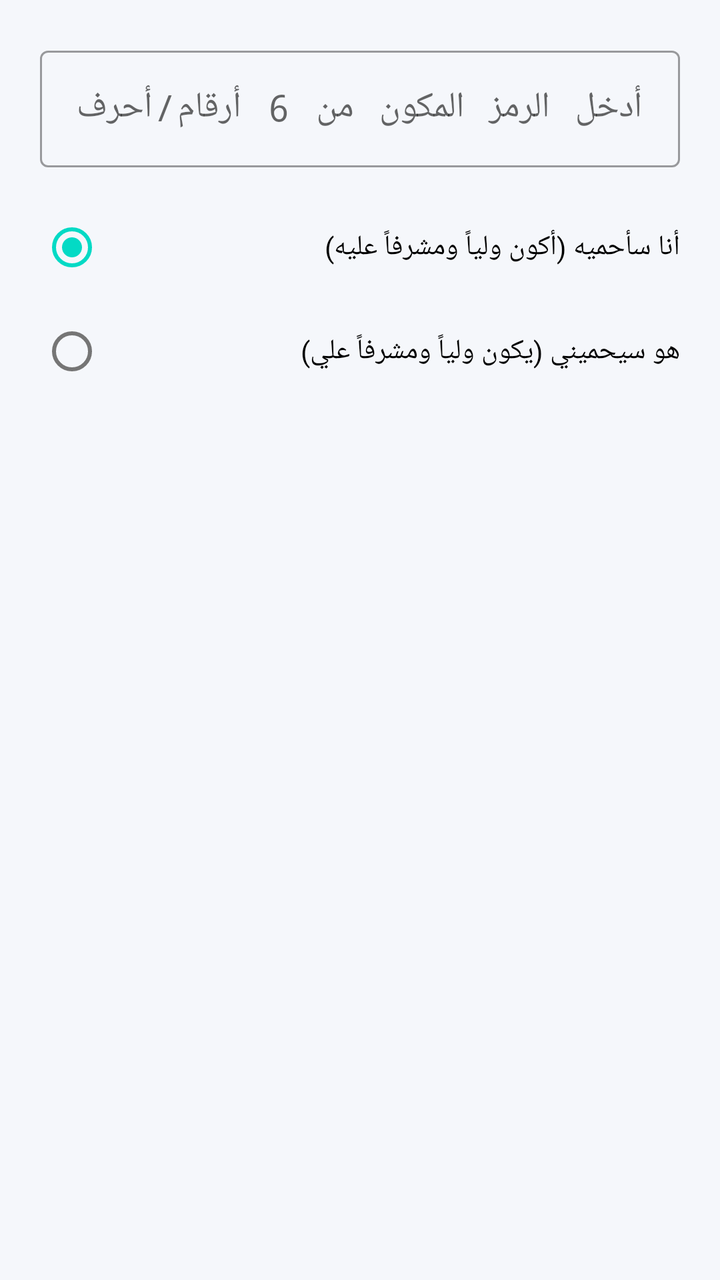
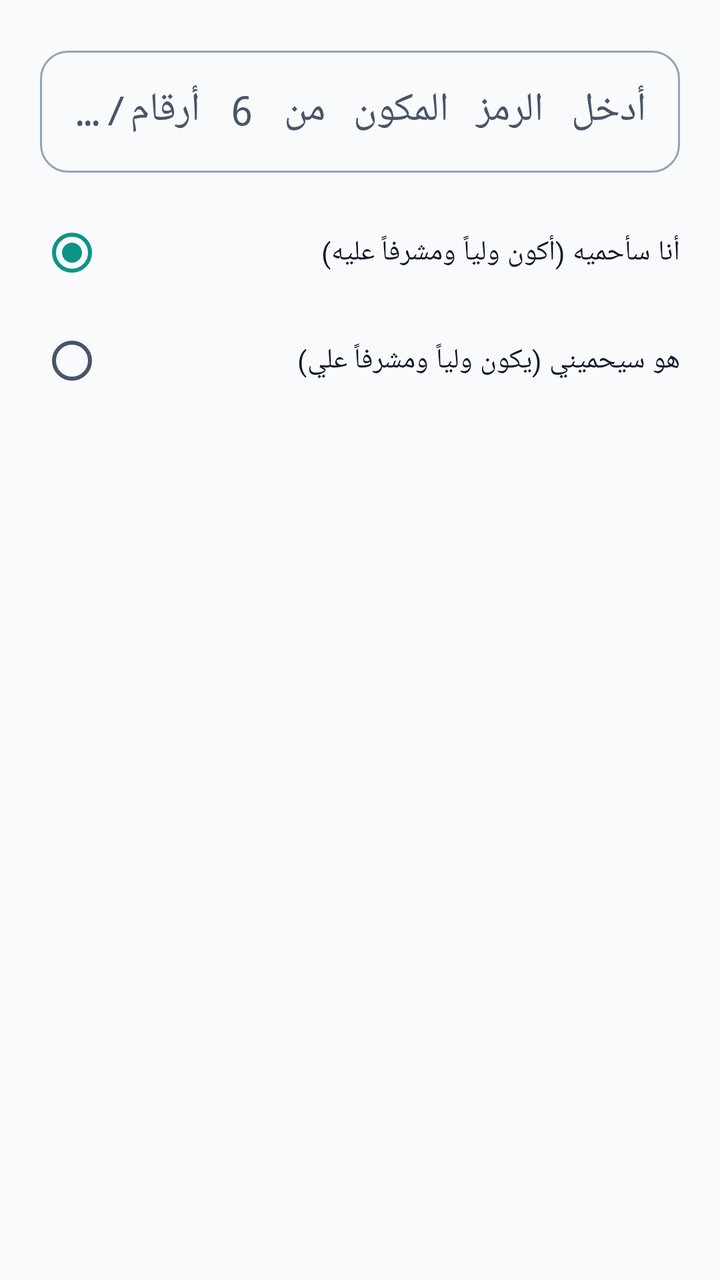

Screens rendered from an Android XML layout before and after an edit, with the pre-edit source and the edit as a unified diff.
<!-- AndroidManifest.xml: application theme Theme.Antiporn -->
<!-- res/layout/dialog_add_partner.xml -->
<?xml version="1.0" encoding="utf-8"?>
<LinearLayout xmlns:android="http://schemas.android.com/apk/res/android"
    android:layout_width="match_parent"
    android:layout_height="wrap_content"
    android:orientation="vertical"
    android:padding="20dp">

    <com.google.android.material.textfield.TextInputLayout
        style="@style/Widget.MaterialComponents.TextInputLayout.OutlinedBox"
        android:layout_width="match_parent"
        android:layout_height="wrap_content"
        android:hint="@string/dialog_add_partner_code_hint">

        <com.google.android.material.textfield.TextInputEditText
            android:id="@+id/etPartnerCode"
            android:layout_width="match_parent"
            android:layout_height="wrap_content"
            android:fontFamily="monospace"
            android:gravity="center"
            android:inputType="textCapCharacters"
            android:letterSpacing="0.1"
            android:maxLength="6"
            android:textSize="18sp" />
    </com.google.android.material.textfield.TextInputLayout>

    <RadioGroup
        android:id="@+id/rgPartnerRole"
        android:layout_width="match_parent"
        android:layout_height="wrap_content"
        android:layout_marginTop="16dp">

        <RadioButton
            android:id="@+id/rbAddAsWard"
            android:layout_width="match_parent"
            android:layout_height="wrap_content"
            android:checked="true"
            android:text="@string/dialog_add_as_ward"
            android:textSize="14sp" />

        <RadioButton
            android:id="@+id/rbAddAsGuardian"
            android:layout_width="match_parent"
            android:layout_height="wrap_content"
            android:layout_marginTop="4dp"
            android:text="@string/dialog_add_as_guardian"
            android:textSize="14sp" />
    </RadioGroup>

</LinearLayout>
<!-- resources referenced by this layout -->
<resources>
  <string name="dialog_add_as_guardian">هو سيحميني (يكون ولياً ومشرفاً علي)</string>
  <string name="dialog_add_as_ward">أنا سأحميه (أكون ولياً ومشرفاً عليه)</string>
  <string name="dialog_add_partner_code_hint">أدخل الرمز المكون من 6 أرقام/أحرف</string>
  <style name="Theme.Antiporn" parent="Theme.MaterialComponents.DayNight.NoActionBar">
          
          <item name="colorPrimary">@color/purple_500</item>
          <item name="colorPrimaryVariant">@color/purple_700</item>
          <item name="colorOnPrimary">@color/white</item>
          
          <item name="colorSecondary">@color/teal_200</item>
          <item name="colorSecondaryVariant">@color/teal_700</item>
          <item name="colorOnSecondary">@color/black</item>
          
          <item name="android:statusBarColor">@color/bg_light</item>
          <item name="android:windowLightStatusBar">true</item>
          <item name="android:windowBackground">@color/bg_light</item>
      </style>
  <color name="purple_500">#FF1A73E8</color>
  <color name="purple_700">#FF1557B0</color>
  <color name="white">#FFFFFFFF</color>
  <color name="teal_200">#FF03DAC5</color>
  <color name="teal_700">#FF018786</color>
  <color name="black">#FF000000</color>
  <color name="bg_light">#FFF5F7FB</color>
</resources>

<!-- the commit's change to res/layout/dialog_add_partner.xml (unified diff, before → after) -->
@@ -1,15 +1,21 @@
 <?xml version="1.0" encoding="utf-8"?>
 <LinearLayout xmlns:android="http://schemas.android.com/apk/res/android"
+    xmlns:app="http://schemas.android.com/apk/res-auto"
     android:layout_width="match_parent"
     android:layout_height="wrap_content"
     android:orientation="vertical"
     android:padding="20dp">
 
     <com.google.android.material.textfield.TextInputLayout
-        style="@style/Widget.MaterialComponents.TextInputLayout.OutlinedBox"
+        android:id="@+id/tilPartnerCode"
+        style="@style/Widget.Material3.TextInputLayout.OutlinedBox"
         android:layout_width="match_parent"
         android:layout_height="wrap_content"
-        android:hint="@string/dialog_add_partner_code_hint">
+        android:hint="@string/dialog_add_partner_code_hint"
+        app:boxCornerRadiusBottomEnd="14dp"
+        app:boxCornerRadiusBottomStart="14dp"
+        app:boxCornerRadiusTopEnd="14dp"
+        app:boxCornerRadiusTopStart="14dp">
 
         <com.google.android.material.textfield.TextInputEditText
             android:id="@+id/etPartnerCode"
@@ -20,7 +26,7 @@
             android:inputType="textCapCharacters"
             android:letterSpacing="0.1"
             android:maxLength="6"
-            android:textSize="18sp" />
+            android:textSize="20sp" />
     </com.google.android.material.textfield.TextInputLayout>
 
     <RadioGroup
@@ -29,20 +35,22 @@
         android:layout_height="wrap_content"
         android:layout_marginTop="16dp">
 
-        <RadioButton
+        <com.google.android.material.radiobutton.MaterialRadioButton
             android:id="@+id/rbAddAsWard"
             android:layout_width="match_parent"
             android:layout_height="wrap_content"
             android:checked="true"
             android:text="@string/dialog_add_as_ward"
+            android:textColor="?attr/colorOnSurface"
             android:textSize="14sp" />
 
-        <RadioButton
+        <com.google.android.material.radiobutton.MaterialRadioButton
             android:id="@+id/rbAddAsGuardian"
             android:layout_width="match_parent"
             android:layout_height="wrap_content"
-            android:layout_marginTop="4dp"
+            android:layout_marginTop="6dp"
             android:text="@string/dialog_add_as_guardian"
+            android:textColor="?attr/colorOnSurface"
             android:textSize="14sp" />
     </RadioGroup>
 
<!-- resource entries referenced after the edit -->
@@ -3,26 +3,55 @@
   <string name="dialog_add_as_guardian">هو سيحميني (يكون ولياً ومشرفاً علي)</string>
   <string name="dialog_add_as_ward">أنا سأحميه (أكون ولياً ومشرفاً عليه)</string>
   <string name="dialog_add_partner_code_hint">أدخل الرمز المكون من 6 أرقام/أحرف</string>
-  <style name="Theme.Antiporn" parent="Theme.MaterialComponents.DayNight.NoActionBar">
+  <style name="Theme.Antiporn" parent="Theme.Material3.DayNight.NoActionBar">
           
-          <item name="colorPrimary">@color/purple_500</item>
-          <item name="colorPrimaryVariant">@color/purple_700</item>
-          <item name="colorOnPrimary">@color/white</item>
+          <item name="colorPrimary">@color/md_theme_light_primary</item>
+          <item name="colorOnPrimary">@color/md_theme_light_onPrimary</item>
+          <item name="colorPrimaryContainer">@color/md_theme_light_primaryContainer</item>
+          <item name="colorOnPrimaryContainer">@color/md_theme_light_onPrimaryContainer</item>
+  
           
-          <item name="colorSecondary">@color/teal_200</item>
-          <item name="colorSecondaryVariant">@color/teal_700</item>
-          <item name="colorOnSecondary">@color/black</item>
+          <item name="colorSecondary">@color/md_theme_light_secondary</item>
+          <item name="colorOnSecondary">@color/md_theme_light_onSecondary</item>
+          <item name="colorSecondaryContainer">@color/md_theme_light_secondaryContainer</item>
+          <item name="colorOnSecondaryContainer">@color/md_theme_light_onSecondaryContainer</item>
+  
           
-          <item name="android:statusBarColor">@color/bg_light</item>
+          <item name="colorSurface">@color/md_theme_light_surface</item>
+          <item name="colorOnSurface">@color/md_theme_light_onSurface</item>
+          <item name="colorSurfaceVariant">@color/md_theme_light_surfaceVariant</item>
+          <item name="colorOnSurfaceVariant">@color/md_theme_light_onSurfaceVariant</item>
+          <item name="colorSurfaceContainer">@color/md_theme_light_surfaceContainer</item>
+          <item name="colorSurfaceContainerHigh">@color/md_theme_light_surfaceContainerHigh</item>
+          <item name="colorOutline">@color/md_theme_light_outline</item>
+          <item name="colorOutlineVariant">@color/md_theme_light_outlineVariant</item>
+  
+          <item name="android:windowBackground">@color/md_theme_light_surface</item>
+  
+          
+          <item name="materialAlertDialogTheme">@style/ThemeOverlay.Material3.MaterialAlertDialog</item>
+  
+          
+          <item name="android:statusBarColor">@android:color/transparent</item>
+          <item name="android:navigationBarColor">@android:color/transparent</item>
           <item name="android:windowLightStatusBar">true</item>
-          <item name="android:windowBackground">@color/bg_light</item>
+          <item name="android:windowLightNavigationBar" tools:targetApi="o_mr1">true</item>
       </style>
-  <color name="purple_500">#FF1A73E8</color>
-  <color name="purple_700">#FF1557B0</color>
-  <color name="white">#FFFFFFFF</color>
-  <color name="teal_200">#FF03DAC5</color>
-  <color name="teal_700">#FF018786</color>
-  <color name="black">#FF000000</color>
-  <color name="bg_light">#FFF5F7FB</color>
+  <color name="md_theme_light_primary">#FF0D9488</color>
+  <color name="md_theme_light_onPrimary">#FFFFFFFF</color>
+  <color name="md_theme_light_primaryContainer">#FFCCFBF1</color>
+  <color name="md_theme_light_onPrimaryContainer">#FF115E59</color>
+  <color name="md_theme_light_secondary">#FF0284C7</color>
+  <color name="md_theme_light_onSecondary">#FFFFFFFF</color>
+  <color name="md_theme_light_secondaryContainer">#FFE0F2FE</color>
+  <color name="md_theme_light_onSecondaryContainer">#FF0369A1</color>
+  <color name="md_theme_light_surface">#FFF8FAFC</color>
+  <color name="md_theme_light_onSurface">#FF0F172A</color>
+  <color name="md_theme_light_surfaceVariant">#FFE2E8F0</color>
+  <color name="md_theme_light_onSurfaceVariant">#FF475569</color>
+  <color name="md_theme_light_surfaceContainer">#FFF1F5F9</color>
+  <color name="md_theme_light_surfaceContainerHigh">#FFE2E8F0</color>
+  <color name="md_theme_light_outline">#FF94A3B8</color>
+  <color name="md_theme_light_outlineVariant">#FFE2E8F0</color>
 </resources>
 
